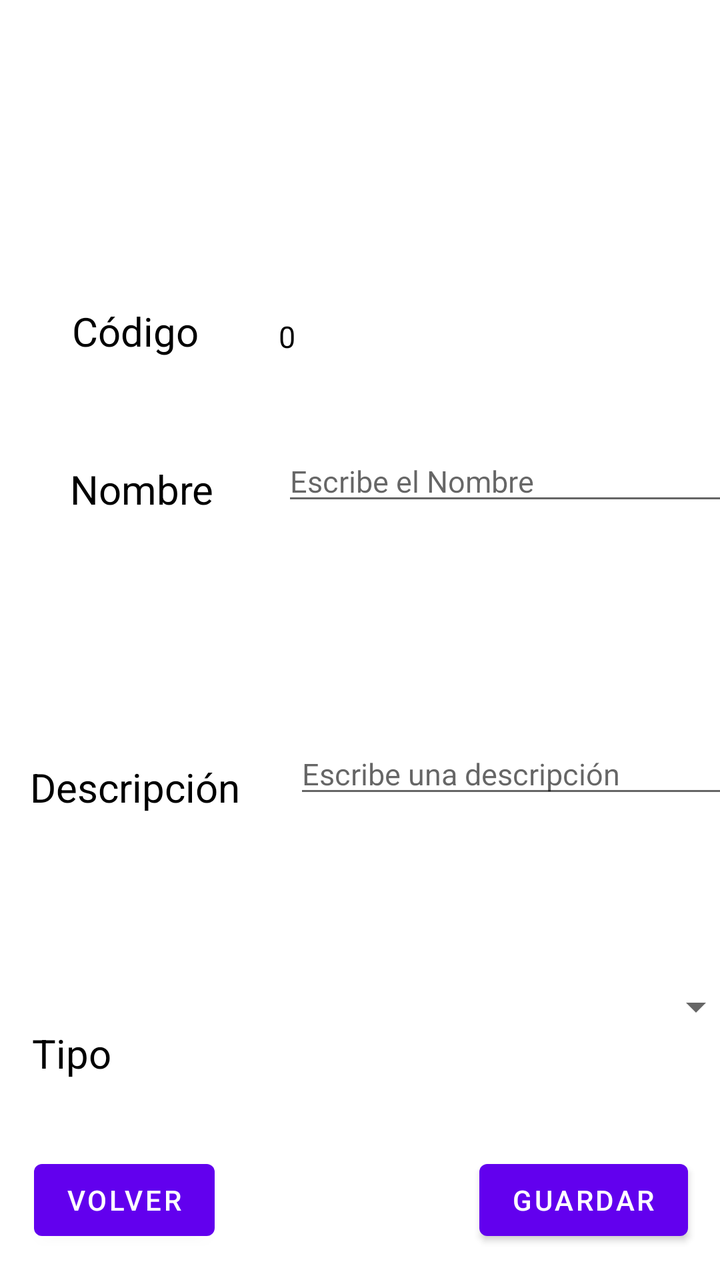
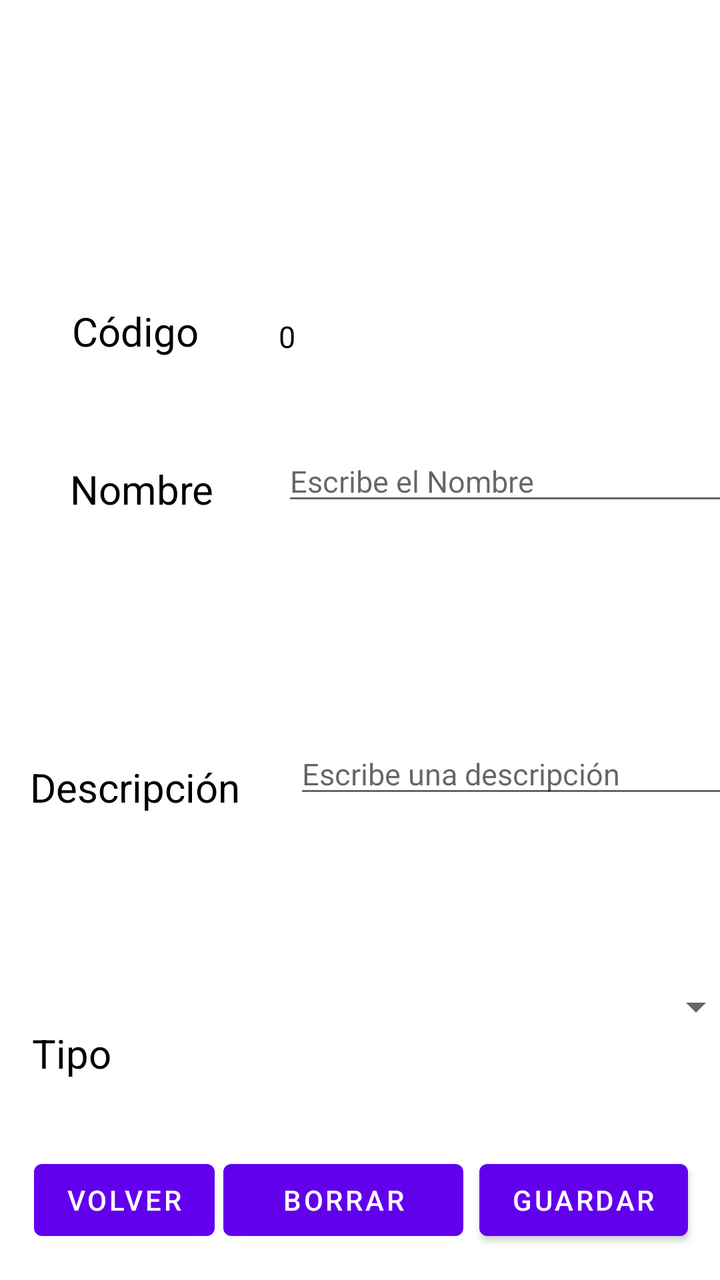

Screens rendered from an Android XML layout before and after an edit, with the pre-edit source and the edit as a unified diff.
<!-- AndroidManifest.xml: application theme Theme.AplicacionIncidencias -->
<!-- res/layout/activity_info_elemento.xml -->
<?xml version="1.0" encoding="utf-8"?>
<androidx.constraintlayout.widget.ConstraintLayout xmlns:android="http://schemas.android.com/apk/res/android"
    xmlns:app="http://schemas.android.com/apk/res-auto"
    xmlns:tools="http://schemas.android.com/tools"
    android:id="@+id/main"
    android:layout_width="match_parent"
    android:layout_height="match_parent"
    tools:context=".Elemento.Activity_Info_Elemento">

    <TextView
        android:id="@+id/tvCodigoElemento"
        android:layout_width="wrap_content"
        android:layout_height="wrap_content"
        android:layout_marginStart="36dp"
        android:layout_marginTop="152dp"
        android:text="Código "
        android:textColor="@color/black"
        android:textSize="20sp"
        app:layout_constraintStart_toStartOf="parent"
        app:layout_constraintTop_toTopOf="parent" />


    <TextView
        android:id="@+id/tvinfoCodigoElemento"
        android:layout_width="wrap_content"
        android:layout_height="wrap_content"
        android:layout_marginStart="35dp"
        android:layout_marginTop="158dp"
        android:text="0"
        android:textColor="@color/black"
        android:textSize="15sp"
        app:layout_constraintStart_toEndOf="@+id/tvCodigoElemento"
        app:layout_constraintTop_toTopOf="parent" />

    <TextView
        android:id="@+id/tvNombreElemento"
        android:layout_width="wrap_content"
        android:layout_height="wrap_content"
        android:layout_marginStart="35dp"
        android:layout_marginTop="52dp"
        android:text="Nombre "
        android:textColor="@color/black"
        android:textSize="20sp"
        app:layout_constraintStart_toStartOf="parent"
        app:layout_constraintTop_toBottomOf="@+id/tvCodigoElemento" />

    <EditText
        android:id="@+id/edNombreElemento"
        android:layout_width="250dp"
        android:layout_height="wrap_content"
        android:layout_marginStart="29dp"
        android:layout_marginTop="42dp"
        android:hint="Escribe el Nombre"
        android:inputType="text"
        android:text=""
        android:textSize="15sp"
        app:layout_constraintStart_toEndOf="@+id/tvNombreElemento"
        app:layout_constraintTop_toBottomOf="@+id/tvinfoCodigoElemento" />


    <TextView
        android:id="@+id/tvDescripcionElemento"
        android:layout_width="117dp"
        android:layout_height="31dp"
        android:layout_marginStart="15dp"
        android:layout_marginTop="122dp"
        android:text="Descripción "
        android:textColor="@color/black"
        android:textSize="20sp"
        app:layout_constraintStart_toStartOf="parent"
        app:layout_constraintTop_toBottomOf="@+id/tvNombreElemento" />

    <EditText
        android:id="@+id/edDescripcionElemento"
        android:layout_width="250dp"
        android:layout_height="wrap_content"
        android:layout_marginStart="15dp"
        android:layout_marginTop="109dp"
        android:hint="Escribe una descripción"
        android:inputType="textMultiLine"
        android:text=""
        android:textSize="15sp"
        app:layout_constraintStart_toEndOf="@+id/tvDescripcionElemento"
        app:layout_constraintTop_toBottomOf="@+id/edNombreElemento" />

    <TextView
        android:id="@+id/tvcodigoTipoElemento"
        android:layout_width="69dp"
        android:layout_height="28dp"
        android:layout_marginStart="16dp"
        android:layout_marginTop="102dp"
        android:text="Tipo "
        android:textColor="@color/black"
        android:textSize="20sp"
        app:layout_constraintStart_toStartOf="parent"
        app:layout_constraintTop_toBottomOf="@+id/tvDescripcionElemento" />

    <Spinner
        android:id="@+id/spinnerTipoElemento"
        android:layout_width="227dp"
        android:layout_height="55dp"
        android:layout_marginStart="60dp"
        android:layout_marginTop="72dp"
        android:inputType="textMultiLine"
        android:text="Codigo Tipo "
        android:textSize="15sp"
        app:layout_constraintStart_toEndOf="@+id/tvcodigoTipoElemento"
        app:layout_constraintTop_toBottomOf="@+id/edDescripcionElemento" />

    <Button
        android:id="@+id/btnGuardarElemento"
        android:layout_width="0dp"
        android:layout_height="wrap_content"
        android:layout_marginEnd="16dp"
        android:layout_marginBottom="16dp"
        android:text="Guardar"
        app:layout_constraintBottom_toBottomOf="parent"
        app:layout_constraintEnd_toEndOf="parent" />

    <Button
        android:id="@+id/btnVolverElemento"
        android:layout_width="0dp"
        android:layout_height="wrap_content"
        android:layout_marginStart="17dp"
        android:layout_marginBottom="16dp"
        android:text="Volver"
        app:layout_constraintBottom_toBottomOf="parent"
        app:layout_constraintStart_toStartOf="parent" />


</androidx.constraintlayout.widget.ConstraintLayout>
<!-- resources referenced by this layout -->
<resources>
  <color name="black">#FF000000</color>
  <style name="Theme.AplicacionIncidencias" parent="Theme.MaterialComponents.DayNight.DarkActionBar">
          
          <item name="colorPrimary">@color/purple_500</item>
          <item name="colorPrimaryVariant">@color/purple_700</item>
          <item name="colorOnPrimary">@color/white</item>
          
          <item name="colorSecondary">@color/teal_200</item>
          <item name="colorSecondaryVariant">@color/teal_700</item>
          <item name="colorOnSecondary">@color/black</item>
          
          <item name="android:statusBarColor">?attr/colorPrimaryVariant</item>
          
      </style>
  <color name="purple_500">#FF6200EE</color>
  <color name="purple_700">#FF3700B3</color>
  <color name="white">#FFFFFFFF</color>
  <color name="teal_200">#FF03DAC5</color>
  <color name="teal_700">#FF018786</color>
</resources>

<!-- the commit's change to res/layout/activity_info_elemento.xml (unified diff, before → after) -->
@@ -118,6 +118,17 @@
         app:layout_constraintEnd_toEndOf="parent" />
 
     <Button
+        android:id="@+id/btnBorrarElemento"
+        android:layout_width="120dp"
+        android:layout_height="wrap_content"
+        android:layout_marginStart="7dp"
+        android:layout_marginEnd="11dp"
+        android:layout_marginBottom="16dp"
+        android:text="Borrar"
+        app:layout_constraintBottom_toBottomOf="parent"
+        app:layout_constraintEnd_toStartOf="@+id/btnGuardarElemento"
+        app:layout_constraintStart_toEndOf="@+id/btnVolverElemento" />
+    <Button
         android:id="@+id/btnVolverElemento"
         android:layout_width="0dp"
         android:layout_height="wrap_content"
